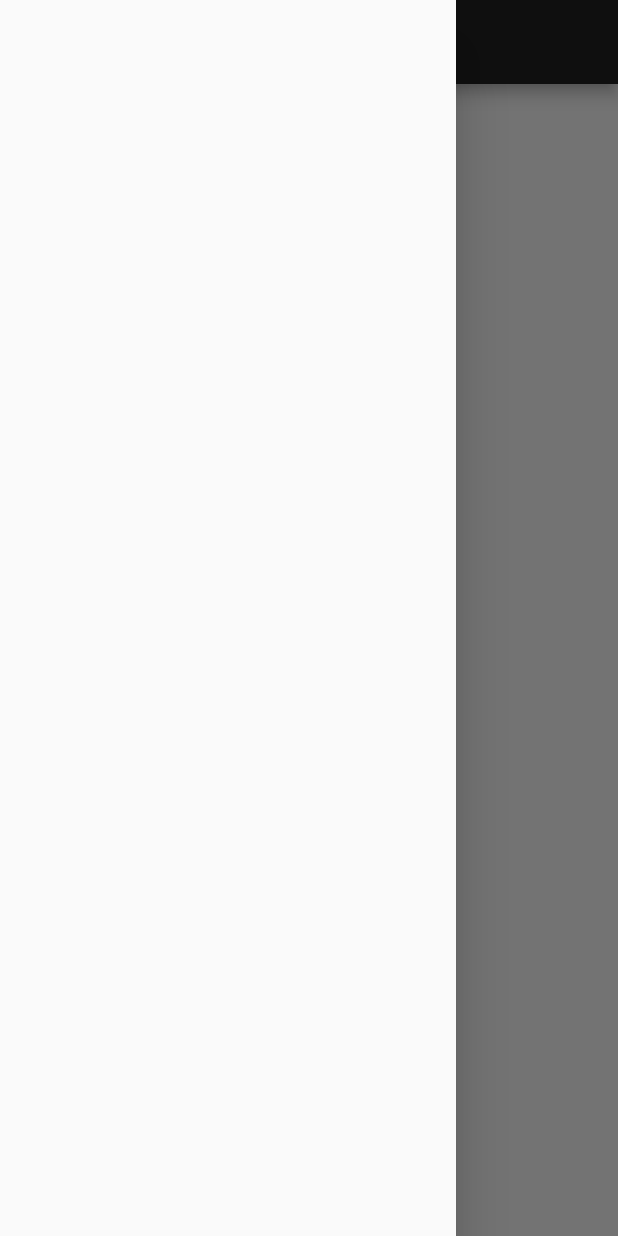
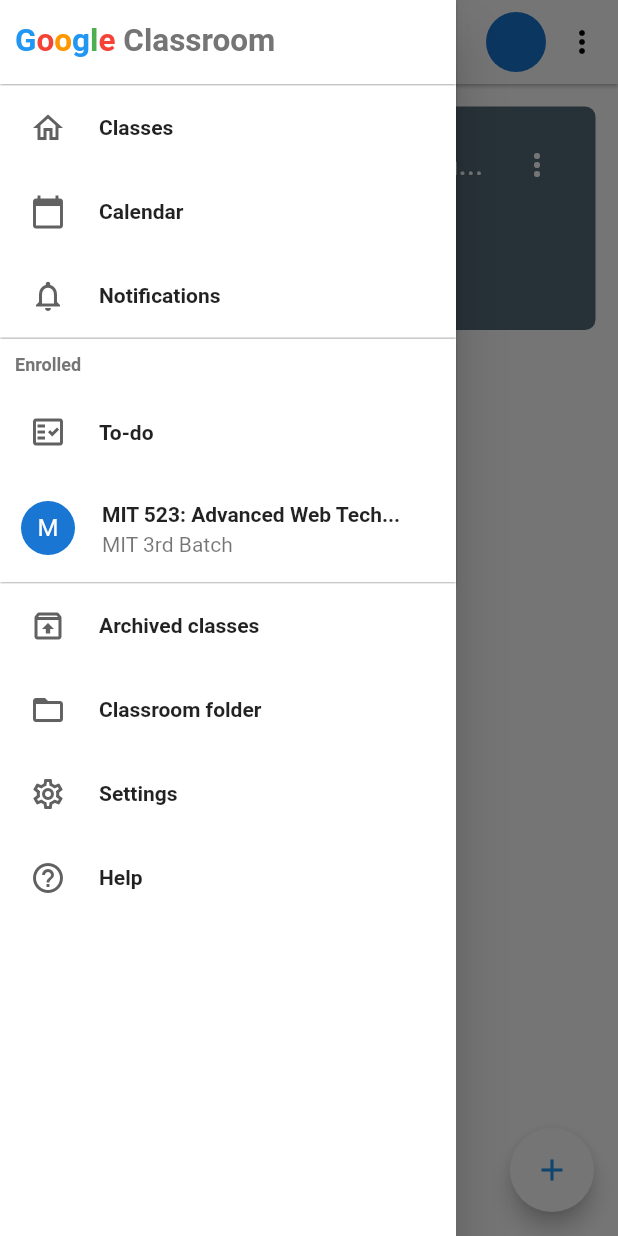
Before and after one commit to shallx/classroom, a Flutter app: the screen it shows after launch, with the side drawer open, on a phone screen of 412 x 824 dp. Run offline on Flutter 3.47's test engine with Material 2 defaults, Android fonts, the phone set to English and light mode, and no system bars; our stand-ins replace dio, get; Roboto replaces fonts that are missing (Product Sans).

Commit message:
AppBar, Drawer, HomePage, FAB added,

```diff
--- a/lib/libraries/themedata.dart
+++ b/lib/libraries/themedata.dart
@@ -7,14 +7,74 @@
   if (prof == ThemeProfile.light) {
     // Color _primaryColr = Colors.orange[400];
     Color _backgroundColor = Colors.white;
+    Color _defaultTextColor = Colors.black;
+    Color _defaultIconColor = Colors.black;
 
     ThemeData lightTheme = ThemeData.light();
     ThemeData darkTheme = ThemeData.dark();
 
     return ThemeData(
-      // scaffoldBackgroundColor: Colors.greenAccent[200],
-      appBarTheme: darkTheme.appBarTheme,
+      scaffoldBackgroundColor: _backgroundColor,
+      appBarTheme: AppBarTheme(
+        color: _backgroundColor,
+        textTheme: TextTheme(
+          headline6: TextStyle(
+            color: _defaultTextColor,
+            fontSize: 22,
+          ),
+        ),
+        iconTheme: IconThemeData(
+          color: Colors.black,
+        ),
+        actionsIconTheme: IconThemeData(color: _defaultIconColor),
+        elevation: 1,
+      ),
+      floatingActionButtonTheme: FloatingActionButtonThemeData(
+        backgroundColor: Colors.white,
+        foregroundColor: Colors.blue,
+      ),
+      iconTheme: IconThemeData(color: _defaultIconColor = Colors.black),
+      primaryIconTheme:
+          IconThemeData(color: _defaultIconColor = Colors.grey.shade700),
+      accentIconTheme: IconThemeData(color: _defaultIconColor = Colors.black),
+      canvasColor: _backgroundColor,
     );
   }
   return ThemeData.dark();
 }
+
+class StyleSheet {
+  double _marginUnit;
+  StyleSheet([this._marginUnit = 15]);
+
+  // double get marginUnit => _marginUnit;
+  // EdgeInsets get leftMargin => EdgeInsets.only(left: _marginUnit);
+  // EdgeInsets get bottomtMargin => EdgeInsets.only(bottom: _marginUnit);
+  // EdgeInsets get topMargin => EdgeInsets.only(top: _marginUnit);
+  // EdgeInsets get topLeftMargin =>
+  //     EdgeInsets.only(top: _marginUnit, left: _marginUnit);
+  // EdgeInsets get verticalMargin => EdgeInsets.symmetric(vertical: _marginUnit);
+  // EdgeInsets get horizontalMargin =>
+  //     EdgeInsets.symmetric(horizontal: _marginUnit);
+  // EdgeInsets get allMargin => EdgeInsets.all(_marginUnit);
+
+  Margin margin([double margin = 15]) {
+    return Margin(margin);
+  }
+}
+
+class Margin {
+  Margin([this._marginUnit = 15]);
+
+  double _marginUnit = 15;
+  double get marginUnit => _marginUnit;
+  EdgeInsets get leftMargin => EdgeInsets.only(left: _marginUnit);
+  EdgeInsets get bottomtMargin => EdgeInsets.only(bottom: _marginUnit);
+  EdgeInsets get topMargin => EdgeInsets.only(top: _marginUnit);
+  EdgeInsets get topLeftMargin =>
+      EdgeInsets.only(top: _marginUnit, left: _marginUnit);
+  EdgeInsets get verticalMargin => EdgeInsets.symmetric(vertical: _marginUnit);
+  EdgeInsets get horizontalMargin =>
+      EdgeInsets.symmetric(horizontal: _marginUnit);
+  EdgeInsets get allMargin => EdgeInsets.all(_marginUnit);
+}
--- a/lib/screens/home.dart
+++ b/lib/screens/home.dart
@@ -1,4 +1,7 @@
 import 'package:flutter/material.dart';
+import 'package:google_classroom/libraries/themedata.dart';
+import 'package:google_classroom/widgets/drawer.dart';
+import 'package:google_classroom/widgets/show_modal_bottom_sheet.dart';
 
 class HomeScreen extends StatefulWidget {
   @override
@@ -11,9 +14,80 @@
     return Scaffold(
       appBar: AppBar(
         title: Text("Google Classroom"),
+        actions: [
+          CircleAvatar(),
+          IconButton(
+            icon: Icon(Icons.more_vert),
+            onPressed: () {},
+          ),
+        ],
       ),
-      drawer: Drawer(),
-      body: Container(),
+      drawer: ClassRoomDrawer(),
+      body: ListView(
+        children: [
+          Container(
+            margin: StyleSheet().margin().allMargin,
+            child: Material(
+              color: Color(0xFF566E7A),
+              borderRadius: BorderRadius.circular(7),
+              child: InkWell(
+                child: Padding(
+                  padding: StyleSheet().margin().allMargin,
+                  child: Column(
+                    crossAxisAlignment: CrossAxisAlignment.start,
+                    mainAxisAlignment: MainAxisAlignment.start,
+                    children: [
+                      Row(
+                        mainAxisAlignment: MainAxisAlignment.spaceBetween,
+                        children: [
+                          Text(
+                            "MIT 523: Advanced Web Tech...",
+                            style: TextStyle(fontSize: 21, color: Colors.white),
+                          ),
+                          IconButton(
+                            icon: Icon(
+                              Icons.more_vert,
+                              color: Colors.white,
+                            ),
+                            onPressed: () {},
+                            padding: EdgeInsets.all(0),
+                          ),
+                        ],
+                      ),
+                      Text(
+                        "MIT 3rd batch",
+                        style: TextStyle(
+                          color: Colors.white,
+                        ),
+                      ),
+                      SizedBox(
+                        height: 40,
+                      ),
+                      Text(
+                        "Dr Md Forhad Rabbi",
+                        style: TextStyle(
+                          color: Colors.white,
+                          fontSize: 13,
+                          fontWeight: FontWeight.w300,
+                        ),
+                      ),
+                    ],
+                  ),
+                ),
+                onTap: () {
+                  print("Hello world");
+                },
+              ),
+            ),
+          )
+        ],
+      ),
+      floatingActionButton: FloatingActionButton(
+        onPressed: () {
+          CurvedModalBottomSheet(context).call();
+        },
+        child: Icon(Icons.add),
+      ),
     );
   }
 }
--- /dev/null
+++ b/lib/widgets/drawer.dart
@@ -0,0 +1,202 @@
+import 'package:flutter/material.dart';
+import 'package:google_classroom/libraries/themedata.dart'
+    show Margin, StyleSheet;
+import 'package:google_classroom/widgets/google_logo.dart';
+
+class ClassRoomDrawer extends StatelessWidget {
+  final Margin margin = StyleSheet().margin(10);
+
+  Widget _listTile(
+      BuildContext context, String text, IconData icon, Function onPressed) {
+    return ListTile(
+      leading: Padding(
+        padding: margin.leftMargin,
+        child: Icon(
+          icon,
+          color: Theme.of(context).primaryIconTheme.color,
+        ),
+      ),
+      title: Text(
+        text,
+        style: TextStyle(fontWeight: FontWeight.w600),
+      ),
+      contentPadding: EdgeInsets.zero,
+      onTap: () => onPressed,
+    );
+  }
+
+  @override
+  Widget build(BuildContext context) {
+    return Drawer(
+      child: Column(
+        children: [
+          Material(
+            child: Container(
+              width: double.infinity,
+              margin: EdgeInsets.only(left: 10, bottom: 1),
+              height: 55,
+              child: Align(
+                alignment: Alignment.centerLeft,
+                child: GoogleLogo(),
+              ),
+            ),
+            elevation: 1,
+          ),
+          SizedBox(
+            height: 1,
+          ),
+          Material(
+            child: Container(
+              width: double.infinity,
+              margin: margin.leftMargin,
+              child: Column(
+                crossAxisAlignment: CrossAxisAlignment.start,
+                children: [
+                  Container(
+                    child: Column(
+                      crossAxisAlignment: CrossAxisAlignment.start,
+                      children: [
+                        _listTile(
+                          context,
+                          "Classes",
+                          Icons.home_outlined,
+                          () {},
+                        ),
+                        _listTile(
+                          context,
+                          "Calendar",
+                          Icons.calendar_today,
+                          () {},
+                        ),
+                        _listTile(
+                          context,
+                          "Notifications",
+                          Icons.notifications_none,
+                          () {},
+                        )
+                      ],
+                    ),
+                  )
+                ],
+              ),
+            ),
+            elevation: 1,
+          ),
+          SizedBox(
+            height: 1,
+          ),
+          Material(
+            child: Container(
+              width: double.infinity,
+              margin: margin.topLeftMargin,
+              child: Column(
+                crossAxisAlignment: CrossAxisAlignment.start,
+                children: [
+                  Container(
+                    margin: margin.bottomtMargin,
+                    child: Text(
+                      "Enrolled",
+                      style: TextStyle(
+                        fontWeight: FontWeight.w700,
+                        color: Colors.grey[600],
+                        fontSize: 12,
+                      ),
+                    ),
+                  ),
+                  _listTile(
+                    context,
+                    "To-do",
+                    Icons.fact_check_outlined,
+                    () {},
+                  ),
+                  ListTile(
+                    leading: Container(
+                      margin: EdgeInsets.fromLTRB(
+                        2,
+                        margin.marginUnit,
+                        0,
+                        margin.marginUnit,
+                      ),
+                      child: CircleAvatar(
+                        child: Text("M"),
+                      ),
+                    ),
+                    title: Text(
+                      "MIT 523: Advanced Web Tech...",
+                      style: TextStyle(fontWeight: FontWeight.w600),
+                    ),
+                    subtitle: Text("MIT 3rd Batch"),
+                    contentPadding: EdgeInsets.zero,
+                    onTap: () {},
+                  ),
+                ],
+              ),
+            ),
+            elevation: 1,
+          ),
+          SizedBox(
+            height: 1,
+          ),
+          Material(
+            child: Container(
+              width: double.infinity,
+              margin: margin.leftMargin,
+              child: Column(
+                children: [
+                  _listTile(
+                    context,
+                    "Archived classes",
+                    Icons.unarchive_outlined,
+                    () {},
+                  ),
+                  _listTile(
+                    context,
+                    "Classroom folder",
+                    Icons.folder_open,
+                    () {},
+                  ),
+                  _listTile(
+                    context,
+                    "Settings",
+                    Icons.settings_outlined,
+                    () {},
+                  ),
+                  _listTile(
+                    context,
+                    "Help",
+                    Icons.help_outline_outlined,
+                    () {},
+                  ),
+                ],
+              ),
+            ),
+          )
+        ],
+      ),
+    );
+  }
+}
+
+class MyListTile extends StatelessWidget {
+  final String text;
+  final IconData icon;
+  final Function onPressed;
+  MyListTile({
+    required this.text,
+    required this.icon,
+    required this.onPressed,
+  });
+
+  @override
+  Widget build(BuildContext context) {
+    return ListTile(
+      leading: IconButton(
+        icon: Icon(icon),
+        color: Theme.of(context).primaryIconTheme.color,
+        onPressed: () => onPressed,
+      ),
+      title: Text(text),
+      contentPadding: EdgeInsets.zero,
+    );
+  }
+}
--- /dev/null
+++ b/lib/widgets/google_logo.dart
@@ -0,0 +1,27 @@
+import 'package:flutter/material.dart';
+
+class GoogleLogo extends StatelessWidget {
+  TextSpan _textSpan(String text, Color color) => TextSpan(
+        text: text,
+        style: TextStyle(
+          color: color,
+          fontWeight: FontWeight.w600,
+          fontSize: 21,
+          fontFamily: "Product Sans",
+        ),
+      );
+  @override
+  Widget build(BuildContext context) {
+    return RichText(
+      text: TextSpan(children: [
+        _textSpan("G", Colors.blue),
+        _textSpan("o", Colors.red),
+        _textSpan("o", Colors.orange),
+        _textSpan("g", Colors.blue),
+        _textSpan("l", Colors.green),
+        _textSpan("e", Colors.red),
+        _textSpan(" Classroom", Colors.grey.shade600),
+      ]),
+    );
+  }
+}
--- /dev/null
+++ b/lib/widgets/show_modal_bottom_sheet.dart
@@ -0,0 +1,38 @@
+import 'package:flutter/material.dart';
+
+class CurvedModalBottomSheet {
+  BuildContext contex;
+
+  CurvedModalBottomSheet(this.contex);
+
+  call() {
+    showModalBottomSheet(
+      context: contex,
+      builder: (contex) {
+        return Container(
+          height: 100,
+          color: Color(0xFF737373),
+          child: Container(
+            decoration: BoxDecoration(
+              color: Theme.of(contex).canvasColor,
+              borderRadius: BorderRadius.only(
+                topLeft: Radius.circular(10),
+                topRight: Radius.circular(10),
+              ),
+            ),
+            child: Column(
+              children: [
+                ListTile(
+                  title: Text("Create class"),
+                ),
+                ListTile(
+                  title: Text("Join class"),
+                )
+              ],
+            ),
+          ),
+        );
+      },
+    );
+  }
+}
```
